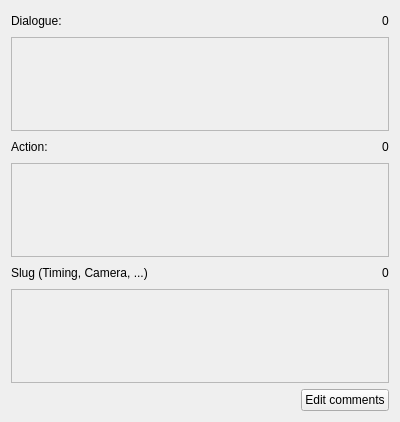
Above: app/ui/framecommentwidget.ui from davidlamhauge/pencil before the change. Below: the same form after it.
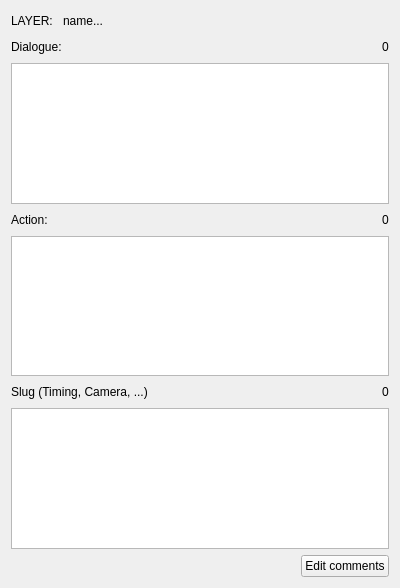
That is the form after the change.

The edit to the form file:
```diff
--- a/app/ui/framecommentwidget.ui
+++ b/app/ui/framecommentwidget.ui
@@ -7,13 +7,44 @@
     <x>0</x>
     <y>0</y>
     <width>400</width>
-    <height>422</height>
+    <height>588</height>
    </rect>
   </property>
   <property name="windowTitle">
    <string>Frame Comments</string>
   </property>
   <layout class="QVBoxLayout" name="verticalLayout">
+   <item>
+    <layout class="QHBoxLayout" name="horizontalLayout_5">
+     <item>
+      <widget class="QLabel" name="labLayer">
+       <property name="text">
+        <string>LAYER: </string>
+       </property>
+      </widget>
+     </item>
+     <item>
+      <widget class="QLabel" name="labLayerName">
+       <property name="text">
+        <string>name...</string>
+       </property>
+      </widget>
+     </item>
+     <item>
+      <spacer name="horizontalSpacer_5">
+       <property name="orientation">
+        <enum>Qt::Horizontal</enum>
+       </property>
+       <property name="sizeHint" stdset="0">
+        <size>
+         <width>40</width>
+         <height>20</height>
+        </size>
+       </property>
+      </spacer>
+     </item>
+    </layout>
+   </item>
    <item>
     <layout class="QHBoxLayout" name="horizontalLayout">
      <item>
@@ -48,7 +79,10 @@
    <item>
     <widget class="QPlainTextEdit" name="textEditDialogue">
      <property name="enabled">
-      <bool>false</bool>
+      <bool>true</bool>
+     </property>
+     <property name="readOnly">
+      <bool>true</bool>
      </property>
     </widget>
    </item>
@@ -86,7 +120,10 @@
    <item>
     <widget class="QPlainTextEdit" name="textEditAction">
      <property name="enabled">
-      <bool>false</bool>
+      <bool>true</bool>
+     </property>
+     <property name="readOnly">
+      <bool>true</bool>
      </property>
     </widget>
    </item>
@@ -124,7 +161,10 @@
    <item>
     <widget class="QPlainTextEdit" name="textEditSlug">
      <property name="enabled">
-      <bool>false</bool>
+      <bool>true</bool>
+     </property>
+     <property name="readOnly">
+      <bool>true</bool>
      </property>
     </widget>
    </item>
```
